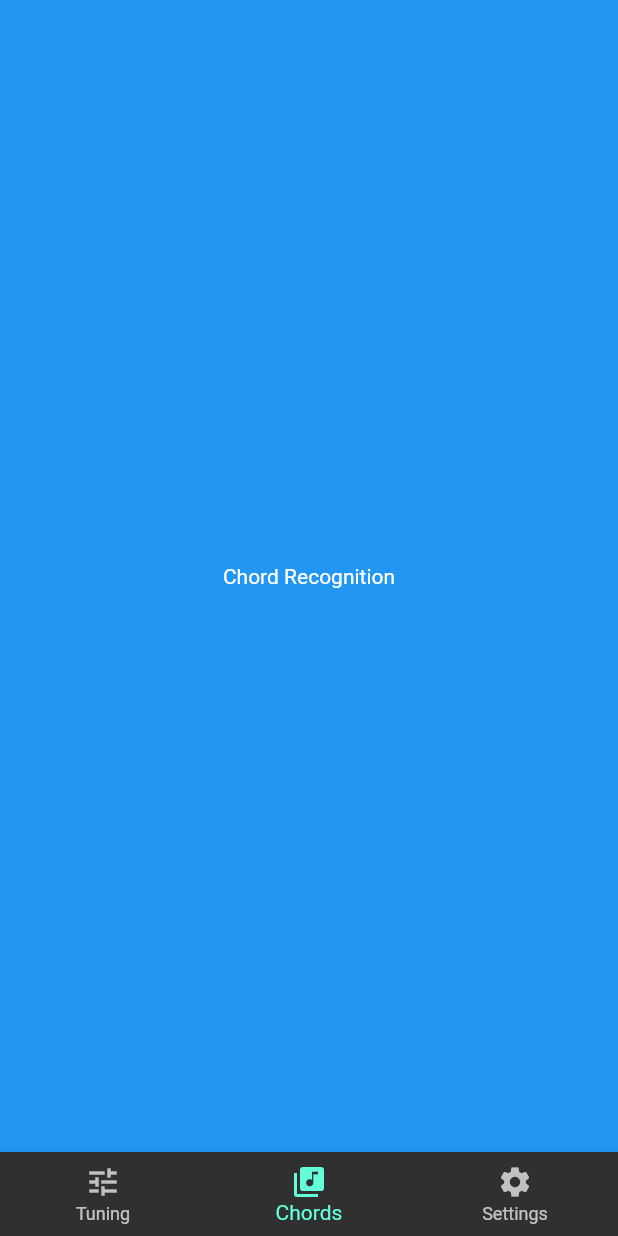
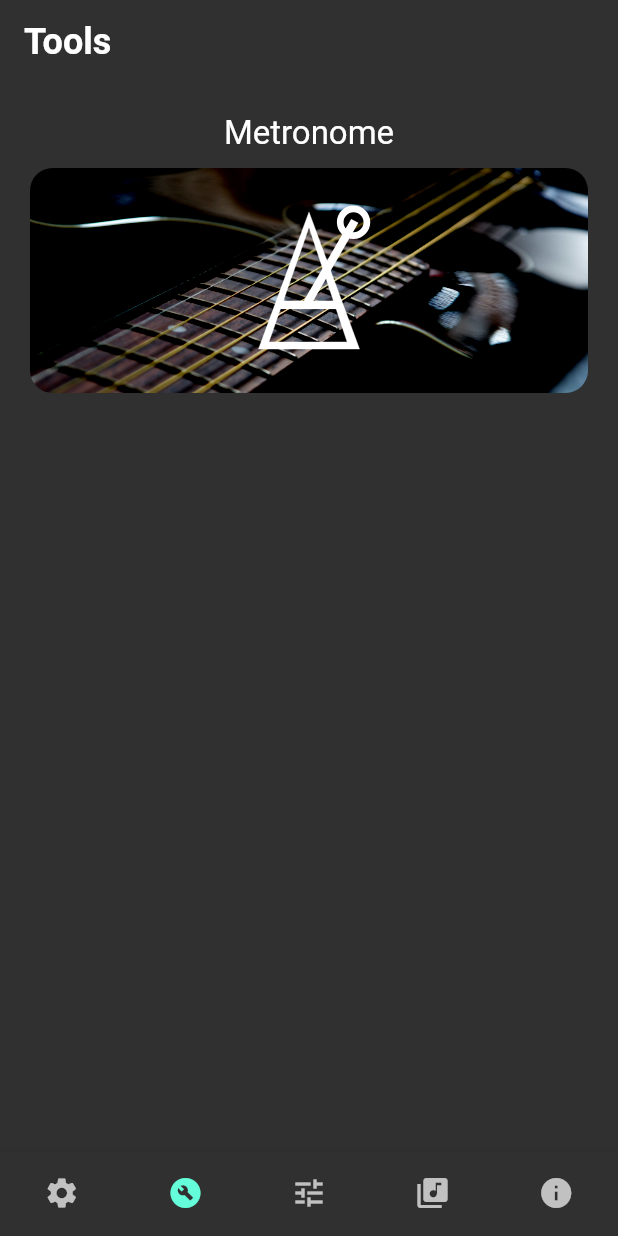
Before and after one commit to DikshantThapa/GuitarTunes, a Flutter app: the screen it shows after launch, item 2 of the bottom bar chosen, on a phone screen of 412 x 824 dp. Run offline on Flutter 3.47's test engine with Material 2 defaults, Android fonts, the phone set to English and light mode, and no system bars; our stand-ins replace assets_audio_player, flutter_svg, permission_handler; missing offline and left inert: fftea, flutter_sound.

Commit message:
add metronome button

```diff
--- a/lib/components/ButtomNav.dart
+++ b/lib/components/ButtomNav.dart
@@ -2,6 +2,8 @@ import 'package:flutter/material.dart';
 
 import '../pages/ChordRecognitionPage.dart';
 import '../pages/GuitarTuningPage.dart';
+import '../pages/InfoPage.dart';
+import '../pages/ToolsPage.dart';
 import '../pages/SettingPage.dart';
 
 class ButtomNav extends StatefulWidget {
@@ -10,12 +12,14 @@ class ButtomNav extends StatefulWidget {
 }
 
 class _ButtomNavState extends State<ButtomNav> {
-  int _selectedPageIndex = 0;
+  int _selectedPageIndex = 2;
 
   final _pages = [
+    SettingsPage(),
+    ToolsPage(),
     GuitarTuningPage(),
     ChordRecognitionPage(),
-    SettingsPage(),
+    InfoPage()
   ];
 
   void _selectPage(int index) {
@@ -29,19 +33,17 @@ class _ButtomNavState extends State<ButtomNav> {
     return Scaffold(
       body: _pages[_selectedPageIndex],
       bottomNavigationBar: BottomNavigationBar(
+        showSelectedLabels: false,
+        type: BottomNavigationBarType.fixed,
+        showUnselectedLabels: false,
         items: [
+          BottomNavigationBarItem(icon: Icon(Icons.settings), label: "Setting"),
           BottomNavigationBarItem(
-            icon: Icon(Icons.tune),
-            label: "Tuning",
-          ),
+              icon: Icon(Icons.build_circle), label: "Tools"),
+          BottomNavigationBarItem(icon: Icon(Icons.tune), label: "Tuning"),
           BottomNavigationBarItem(
-            icon: Icon(Icons.library_music),
-            label: "Chords",
-          ),
-          BottomNavigationBarItem(
-            icon: Icon(Icons.settings),
-            label: "Settings",
-          ),
+              icon: Icon(Icons.library_music), label: "Chords"),
+          BottomNavigationBarItem(icon: Icon(Icons.info), label: "Info")
         ],
         currentIndex: _selectedPageIndex,
         onTap: _selectPage,
--- /dev/null
+++ b/lib/pages/InfoPage.dart
@@ -0,0 +1,13 @@
+import 'package:flutter/material.dart';
+
+class InfoPage extends StatelessWidget {
+  @override
+  Widget build(BuildContext context) {
+    return Container(
+      color: Colors.blue,
+      child: Center(
+        child: Text('Tools Page'),
+      ),
+    );
+  }
+}
--- a/lib/pages/SettingPage.dart
+++ b/lib/pages/SettingPage.dart
@@ -4,22 +4,21 @@ class SettingsPage extends StatelessWidget {
   @override
   Widget build(BuildContext context) {
     return Scaffold(
-      backgroundColor: Colors.transparent
-      ,
+      backgroundColor: Colors.transparent,
       appBar: AppBar(
         elevation: 0,
         centerTitle: false,
         backgroundColor: Colors.transparent,
-        title: Text("Settings",style: TextStyle(
+        title: Text(
+          "Settings",
+          style: TextStyle(
             fontWeight: FontWeight.bold,
-            fontSize: 36,
+            fontSize: 24,
           ),
-
         ),
       ),
       body: SingleChildScrollView(
         child: Column(
-
           children: [
             Row(
               children: [
@@ -30,10 +29,7 @@ class SettingsPage extends StatelessWidget {
                   alignment: Alignment.centerLeft,
                   child: Text(
                     "General",
-                    style: TextStyle(
-                      color: Colors.white,
-                      fontSize: 30
-                    ),
+                    style: TextStyle(color: Colors.white, fontSize: 30),
                   ),
                   decoration: BoxDecoration(
                       // border: Border.all(color: Colors.white)
@@ -46,93 +42,86 @@ class SettingsPage extends StatelessWidget {
             ),
 
             Container(
-              margin:EdgeInsets.only(top:5,bottom:5),
-              padding: EdgeInsetsDirectional.symmetric(vertical: 2,horizontal: 8),
+              margin: EdgeInsets.only(top: 5, bottom: 5),
+              padding:
+                  EdgeInsetsDirectional.symmetric(vertical: 2, horizontal: 8),
               height: 60,
-              alignment:Alignment.center,
+              alignment: Alignment.center,
               width: 600,
-
               decoration: BoxDecoration(
                   //ßborder: Border.all(color: Colors.white),
-                borderRadius: BorderRadius.circular(30)
-              ),
+                  borderRadius: BorderRadius.circular(30)),
             ),
 
             Container(
-              margin:EdgeInsets.only(top:5,bottom:5),
-              padding: EdgeInsetsDirectional.symmetric(vertical: 2,horizontal: 8),
+              margin: EdgeInsets.only(top: 5, bottom: 5),
+              padding:
+                  EdgeInsetsDirectional.symmetric(vertical: 2, horizontal: 8),
               height: 60,
-              alignment:Alignment.center,
+              alignment: Alignment.center,
               width: 600,
-
               decoration: BoxDecoration(
                   //ß border: Border.all(color: Colors.white),
-                borderRadius: BorderRadius.circular(30)
-              ),
+                  borderRadius: BorderRadius.circular(30)),
             ),
 
             Container(
-              margin:EdgeInsets.only(top:5,bottom:5),
-              padding: EdgeInsetsDirectional.symmetric(vertical: 2,horizontal: 8),
+              margin: EdgeInsets.only(top: 5, bottom: 5),
+              padding:
+                  EdgeInsetsDirectional.symmetric(vertical: 2, horizontal: 8),
               height: 60,
-              alignment:Alignment.center,
+              alignment: Alignment.center,
               width: 600,
-
               decoration: BoxDecoration(
                   //ß  border: Border.all(color: Colors.white),
-                borderRadius: BorderRadius.circular(30)
-              ),
+                  borderRadius: BorderRadius.circular(30)),
             ),
 
             Container(
-              margin:EdgeInsets.only(top:5,bottom:5),
-              padding: EdgeInsetsDirectional.symmetric(vertical: 2,horizontal: 8),
+              margin: EdgeInsets.only(top: 5, bottom: 5),
+              padding:
+                  EdgeInsetsDirectional.symmetric(vertical: 2, horizontal: 8),
               height: 60,
-              alignment:Alignment.center,
+              alignment: Alignment.center,
               width: 600,
-
               decoration: BoxDecoration(
                   //ß  border: Border.all(color: Colors.white),
-                borderRadius: BorderRadius.circular(30)
-              ),
+                  borderRadius: BorderRadius.circular(30)),
             ),
             Container(
-              margin:EdgeInsets.only(top:5,bottom:5),
-              padding: EdgeInsetsDirectional.symmetric(vertical: 2,horizontal: 8),
+              margin: EdgeInsets.only(top: 5, bottom: 5),
+              padding:
+                  EdgeInsetsDirectional.symmetric(vertical: 2, horizontal: 8),
               height: 60,
-              alignment:Alignment.center,
+              alignment: Alignment.center,
               width: 600,
-
               decoration: BoxDecoration(
                   //ß  border: Border.all(color: Colors.white),
-                borderRadius: BorderRadius.circular(30)
-              ),
+                  borderRadius: BorderRadius.circular(30)),
             ),
 
             Container(
-              margin:EdgeInsets.only(top:5,bottom:5),
-              padding: EdgeInsetsDirectional.symmetric(vertical: 2,horizontal: 8),
+              margin: EdgeInsets.only(top: 5, bottom: 5),
+              padding:
+                  EdgeInsetsDirectional.symmetric(vertical: 2, horizontal: 8),
               height: 60,
-              alignment:Alignment.center,
+              alignment: Alignment.center,
               width: 600,
-
               decoration: BoxDecoration(
                   //ß  border: Border.all(color: Colors.white),
-                borderRadius: BorderRadius.circular(30)
-              ),
+                  borderRadius: BorderRadius.circular(30)),
             ),
 
             Container(
-              margin:EdgeInsets.only(top:5,bottom:5),
-              padding: EdgeInsetsDirectional.symmetric(vertical: 2,horizontal: 8),
+              margin: EdgeInsets.only(top: 5, bottom: 5),
+              padding:
+                  EdgeInsetsDirectional.symmetric(vertical: 2, horizontal: 8),
               height: 60,
-              alignment:Alignment.center,
+              alignment: Alignment.center,
               width: 600,
-
               decoration: BoxDecoration(
                   //ß   border: Border.all(color: Colors.white),
-                borderRadius: BorderRadius.circular(30)
-              ),
+                  borderRadius: BorderRadius.circular(30)),
             ),
 
             SizedBox(
@@ -148,16 +137,12 @@ class SettingsPage extends StatelessWidget {
                   alignment: Alignment.centerLeft,
                   child: Text(
                     "Chords",
-                        style: TextStyle(
-                          color: Colors.white,
-                          fontSize: 30
-                        ),
+                    style: TextStyle(color: Colors.white, fontSize: 30),
                   ),
                   decoration: BoxDecoration(
                       //  border: Border.all(color: Colors.white)
                       ),
                 ),
-
                 SizedBox(
                   width: 200,
                 )
@@ -168,33 +153,33 @@ class SettingsPage extends StatelessWidget {
             ),
 
             Container(
-              margin:EdgeInsets.only(top:5,bottom:5),
-              padding: EdgeInsetsDirectional.symmetric(vertical: 2,horizontal: 8),
+              margin: EdgeInsets.only(top: 5, bottom: 5),
+              padding:
+                  EdgeInsetsDirectional.symmetric(vertical: 2, horizontal: 8),
               height: 60,
-              alignment:Alignment.center,
+              alignment: Alignment.center,
               width: 600,
-
               decoration: BoxDecoration(
                   //ß  border: Border.all(color: Colors.white),
-                borderRadius: BorderRadius.circular(30)
-              ),
+                  borderRadius: BorderRadius.circular(30)),
             ),
 
             Container(
-              margin:EdgeInsets.only(top:5,bottom:5),
-              padding: EdgeInsetsDirectional.symmetric(vertical: 2,horizontal: 8),
+              margin: EdgeInsets.only(top: 5, bottom: 5),
+              padding:
+                  EdgeInsetsDirectional.symmetric(vertical: 2, horizontal: 8),
               height: 60,
-              alignment:Alignment.center,
+              alignment: Alignment.center,
               width: 600,
-
               decoration: BoxDecoration(
                   //ß  border: Border.all(color: Colors.white),
-                borderRadius: BorderRadius.circular(30)
-              ),
+                  borderRadius: BorderRadius.circular(30)),
             ),
 
             //Subscription
-            SizedBox(height: 20,),
+            SizedBox(
+              height: 20,
+            ),
 
             Row(
               children: [
@@ -207,87 +192,80 @@ class SettingsPage extends StatelessWidget {
                     "Subscription",
                     style: TextStyle(
                         //ß          color: Colors.white,
-                          fontSize: 30
-                        ),
+                        fontSize: 30),
                   ),
                   decoration: BoxDecoration(
                       //  border: Border.all(color: Colors.white)
                       ),
                 ),
-
                 SizedBox(
                   width: 200,
                 )
               ],
             ),
-              SizedBox(height: 20,),
-
-            Container(
-              margin:EdgeInsets.only(top:5,bottom:5),
-              padding: EdgeInsetsDirectional.symmetric(vertical: 2,horizontal: 8),
-              height: 60,
-              alignment:Alignment.center,
-              width: 600,
-
-              decoration: BoxDecoration(
-              //ß  border: Border.all(color: Colors.white),
-                borderRadius: BorderRadius.circular(30)
-              ),
+            SizedBox(
+              height: 20,
             ),
 
             Container(
-              margin:EdgeInsets.only(top:5,bottom:5),
-              padding: EdgeInsetsDirectional.symmetric(vertical: 2,horizontal: 8),
+              margin: EdgeInsets.only(top: 5, bottom: 5),
+              padding:
+                  EdgeInsetsDirectional.symmetric(vertical: 2, horizontal: 8),
               height: 60,
-              alignment:Alignment.center,
+              alignment: Alignment.center,
               width: 600,
-
               decoration: BoxDecoration(
                   //ß  border: Border.all(color: Colors.white),
-                borderRadius: BorderRadius.circular(30)
-              ),
+                  borderRadius: BorderRadius.circular(30)),
             ),
 
             Container(
-              margin:EdgeInsets.only(top:5,bottom:5),
-              padding: EdgeInsetsDirectional.symmetric(vertical: 2,horizontal: 8),
+              margin: EdgeInsets.only(top: 5, bottom: 5),
+              padding:
+                  EdgeInsetsDirectional.symmetric(vertical: 2, horizontal: 8),
               height: 60,
-              alignment:Alignment.center,
+              alignment: Alignment.center,
               width: 600,
-
               decoration: BoxDecoration(
                   //ß  border: Border.all(color: Colors.white),
-                borderRadius: BorderRadius.circular(30)
-              ),
+                  borderRadius: BorderRadius.circular(30)),
             ),
 
             Container(
-              margin:EdgeInsets.only(top:5,bottom:5),
-              padding: EdgeInsetsDirectional.symmetric(vertical: 2,horizontal: 8),
+              margin: EdgeInsets.only(top: 5, bottom: 5),
+              padding:
+                  EdgeInsetsDirectional.symmetric(vertical: 2, horizontal: 8),
               height: 60,
-              alignment:Alignment.center,
+              alignment: Alignment.center,
               width: 600,
-
               decoration: BoxDecoration(
                   //ß  border: Border.all(color: Colors.white),
-                borderRadius: BorderRadius.circular(30)
-              ),
+                  borderRadius: BorderRadius.circular(30)),
             ),
 
             Container(
-              margin:EdgeInsets.only(top:5,bottom:5),
-              padding: EdgeInsetsDirectional.symmetric(vertical: 2,horizontal: 8),
+              margin: EdgeInsets.only(top: 5, bottom: 5),
+              padding:
+                  EdgeInsetsDirectional.symmetric(vertical: 2, horizontal: 8),
               height: 60,
-              alignment:Alignment.center,
+              alignment: Alignment.center,
               width: 600,
-
               decoration: BoxDecoration(
                   //ß  border: Border.all(color: Colors.white),
-                borderRadius: BorderRadius.circular(30)
-              ),
+                  borderRadius: BorderRadius.circular(30)),
             ),
 
-
+            Container(
+              margin: EdgeInsets.only(top: 5, bottom: 5),
+              padding:
+                  EdgeInsetsDirectional.symmetric(vertical: 2, horizontal: 8),
+              height: 60,
+              alignment: Alignment.center,
+              width: 600,
+              decoration: BoxDecoration(
+                  //ß  border: Border.all(color: Colors.white),
+                  borderRadius: BorderRadius.circular(30)),
+            ),
           ],
         ),
       ),
--- /dev/null
+++ b/lib/pages/ToolsPage.dart
@@ -0,0 +1,56 @@
+import 'package:flutter/material.dart';
+import 'package:flutter_svg/svg.dart';
+
+class ToolsPage extends StatelessWidget {
+  @override
+  Widget build(BuildContext context) {
+    return Scaffold(
+      backgroundColor: Colors.transparent,
+      appBar: AppBar(
+          elevation: 0,
+          centerTitle: false,
+          backgroundColor: Colors.transparent,
+          title: Text("Tools",
+              style: TextStyle(
+                fontWeight: FontWeight.bold,
+                fontSize: 24,
+              ))),
+      body: Column(children: [
+        Container(
+          padding: EdgeInsets.all(20),
+          child: Column(children: [
+            Text(
+              "Metronome",
+              textAlign: TextAlign.left,
+              style: TextStyle(fontSize: 22),
+            ),
+            SizedBox(height: 10),
+            InkWell(
+                onTap: () {
+                  print("Metronome button pressed!");
+                },
+                child: Container(
+                  padding: EdgeInsets.all(10),
+                  height: 150.0,
+                  decoration: BoxDecoration(
+                      borderRadius: BorderRadius.circular(15),
+                      image: DecorationImage(
+                          image: AssetImage(
+                              "assets/images/guitar_background-1.jpg"),
+                          colorFilter:
+                              ColorFilter.mode(Colors.black, BlendMode.overlay),
+                          fit: BoxFit.cover)),
+                  child: Container(
+                      child: SvgPicture.asset(
+                    "assets/images/metronome-icon.svg",
+                    semanticsLabel: 'metronome logo',
+                    colorFilter:
+                        ColorFilter.mode(Colors.white, BlendMode.srcIn),
+                  )),
+                ))
+          ]),
+        )
+      ]),
+    );
+  }
+}
--- a/pubspec.yaml
+++ b/pubspec.yaml
@@ -39,6 +39,7 @@ dependencies:
   fftea: ^1.2.0+1
   flutter_sound: ^9.2.13
   assets_audio_player: ^3.0.6
+  flutter_svg: ^2.0.2
 
 dev_dependencies:
   flutter_test:
@@ -63,7 +64,6 @@ flutter:
 
   # To add assets to your application, add an assets section, like this:
   assets:
-    - assets/images/guitar-head.png
     - assets/images/
     - assets/sounds/
 
```
Also changed, not shown: assets/images/guitar_background-1.jpg (added), assets/images/metronome-icon.svg (added), pubspec.lock. Lines whose indentation alone changed are shown as unchanged.
